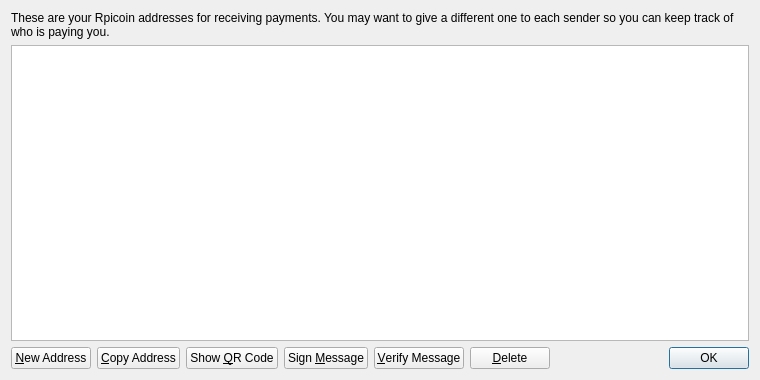
Before: the Qt Designer form src/qt/forms/addressbookpage.ui in rpicoin/rpicore, drawn with Qt 5.
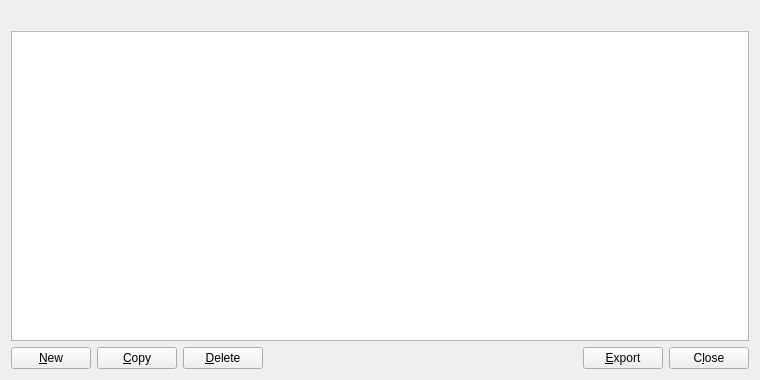
After: the same form once the commit is applied. Icons and pictures are not drawn.

What changed in the file:
```diff
--- a/src/qt/forms/addressbookpage.ui
+++ b/src/qt/forms/addressbookpage.ui
@@ -16,9 +16,6 @@
   <layout class="QVBoxLayout" name="verticalLayout">
    <item>
     <widget class="QLabel" name="labelExplanation">
-     <property name="text">
-      <string>These are your Rpicoin addresses for receiving payments. You may want to give a different one to each sender so you can keep track of who is paying you.</string>
-     </property>
      <property name="textFormat">
       <enum>Qt::PlainText</enum>
      </property>
@@ -29,6 +26,43 @@
    </item>
    <item>
     <widget class="QTableView" name="tableView">
+     <property name="palette">
+      <palette>
+       <active>
+        <colorrole role="Text">
+         <brush brushstyle="SolidPattern">
+          <color alpha="255">
+           <red>51</red>
+           <green>51</green>
+           <blue>51</blue>
+          </color>
+         </brush>
+        </colorrole>
+       </active>
+       <inactive>
+        <colorrole role="Text">
+         <brush brushstyle="SolidPattern">
+          <color alpha="255">
+           <red>51</red>
+           <green>51</green>
+           <blue>51</blue>
+          </color>
+         </brush>
+        </colorrole>
+       </inactive>
+       <disabled>
+        <colorrole role="Text">
+         <brush brushstyle="SolidPattern">
+          <color alpha="255">
+           <red>85</red>
+           <green>85</green>
+           <blue>85</blue>
+          </color>
+         </brush>
+        </colorrole>
+       </disabled>
+      </palette>
+     </property>
      <property name="contextMenuPolicy">
       <enum>Qt::CustomContextMenu</enum>
      </property>
@@ -38,6 +72,9 @@
      <property name="tabKeyNavigation">
       <bool>false</bool>
      </property>
+     <property name="alternatingRowColors">
+      <bool>true</bool>
+     </property>
      <property name="selectionMode">
       <enum>QAbstractItemView::SingleSelection</enum>
      </property>
@@ -60,7 +97,14 @@
         <string>Create a new address</string>
        </property>
        <property name="text">
-        <string>&amp;New Address</string>
+        <string>&amp;New</string>
+       </property>
+       <property name="icon">
+        <iconset resource="../RPICoin.qrc">
+         <normaloff>:/icons/add</normaloff>:/icons/add</iconset>
+       </property>
+       <property name="autoDefault">
+        <bool>false</bool>
        </property>
       </widget>
      </item>
@@ -70,45 +114,32 @@
         <string>Copy the currently selected address to the system clipboard</string>
        </property>
        <property name="text">
-        <string>&amp;Copy Address</string>
+        <string>&amp;Copy</string>
        </property>
-      </widget>
-     </item>
-     <item>
-      <widget class="QPushButton" name="showQRCode">
-       <property name="text">
-        <string>Show &amp;QR Code</string>
+       <property name="icon">
+        <iconset resource="../RPICoin.qrc">
+         <normaloff>:/icons/editcopy</normaloff>:/icons/editcopy</iconset>
        </property>
-      </widget>
-     </item>
-     <item>
-      <widget class="QPushButton" name="signMessage">
-       <property name="toolTip">
-        <string>Sign a message to prove you own a Rpicoin address</string>
+       <property name="autoDefault">
+        <bool>false</bool>
        </property>
-       <property name="text">
-        <string>Sign &amp;Message</string>
-       </property>
       </widget>
      </item>
      <item>
-      <widget class="QPushButton" name="verifyMessage">
-       <property name="toolTip">
-        <string>Verify a message to ensure it was signed with a specified Rpicoin address</string>
-       </property>
-       <property name="text">
-        <string>&amp;Verify Message</string>
-       </property>
-      </widget>
-     </item>
-     <item>
-      <widget class="QPushButton" name="deleteButton">
+      <widget class="QPushButton" name="deleteAddress">
        <property name="toolTip">
         <string>Delete the currently selected address from the list</string>
        </property>
        <property name="text">
         <string>&amp;Delete</string>
        </property>
+       <property name="icon">
+        <iconset resource="../RPICoin.qrc">
+         <normaloff>:/icons/remove</normaloff>:/icons/remove</iconset>
+       </property>
+       <property name="autoDefault">
+        <bool>false</bool>
+       </property>
       </widget>
      </item>
      <item>
@@ -125,15 +156,35 @@
       </spacer>
      </item>
      <item>
-      <widget class="QDialogButtonBox" name="buttonBox">
+      <widget class="QPushButton" name="exportButton">
+       <property name="toolTip">
+        <string>Export the data in the current tab to a file</string>
+       </property>
+       <property name="text">
+        <string>&amp;Export</string>
+       </property>
+       <property name="icon">
+        <iconset resource="../RPICoin.qrc">
+         <normaloff>:/icons/export</normaloff>:/icons/export</iconset>
+       </property>
+       <property name="autoDefault">
+        <bool>false</bool>
+       </property>
+      </widget>
+     </item>
+     <item>
+      <widget class="QPushButton" name="closeButton">
        <property name="sizePolicy">
-        <sizepolicy hsizetype="Maximum" vsizetype="Fixed">
+        <sizepolicy hsizetype="Minimum" vsizetype="Minimum">
          <horstretch>0</horstretch>
          <verstretch>0</verstretch>
         </sizepolicy>
        </property>
-       <property name="standardButtons">
-        <set>QDialogButtonBox::Ok</set>
+       <property name="text">
+        <string>C&amp;lose</string>
+       </property>
+       <property name="autoDefault">
+        <bool>false</bool>
        </property>
       </widget>
      </item>
```
Left out of the diff: 11 changed lines with no effect on the pictures.
